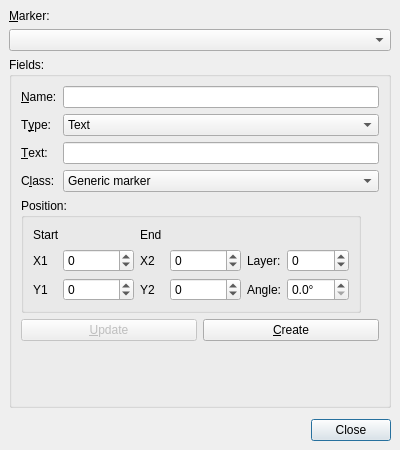
MUME/MMapper, file src/mainwindow/infomarkseditdlg.ui: the form before one commit.
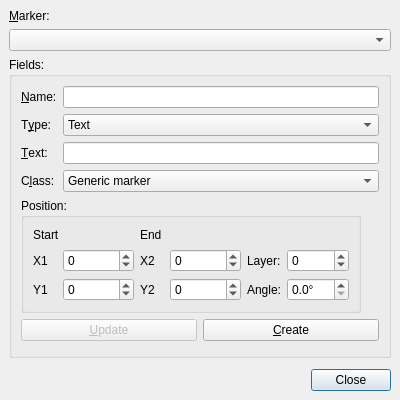
The form after the commit.

Commit message: Shrink InfoMarks Dialog minimum size

Diff of the .ui file:
```diff
--- a/src/mainwindow/infomarkseditdlg.ui
+++ b/src/mainwindow/infomarkseditdlg.ui
@@ -8,13 +8,13 @@
     <x>0</x>
     <y>0</y>
     <width>400</width>
-    <height>450</height>
+    <height>400</height>
    </rect>
   </property>
   <property name="minimumSize">
    <size>
     <width>400</width>
-    <height>450</height>
+    <height>400</height>
    </size>
   </property>
   <property name="baseSize">
```
